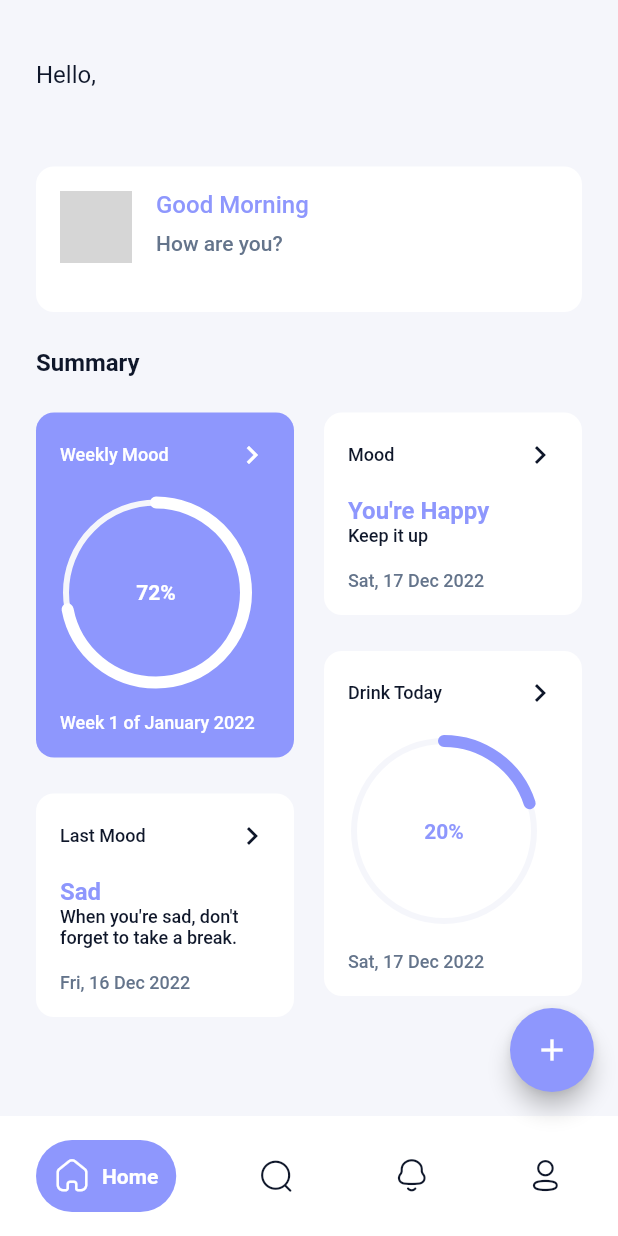
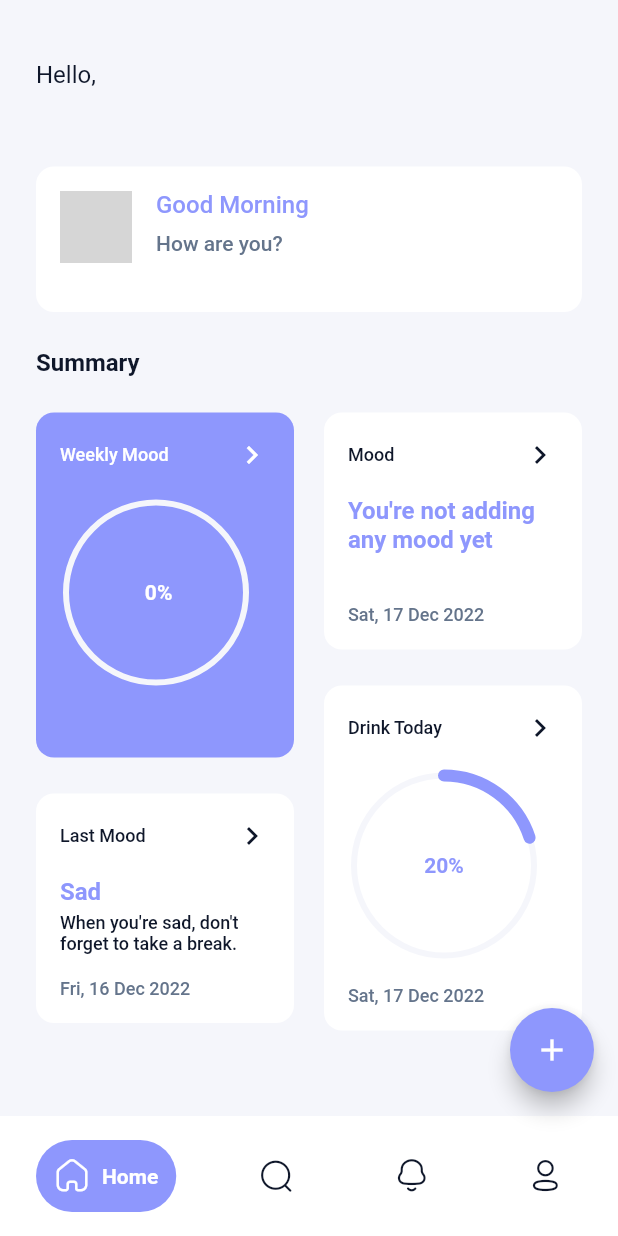
Before and after one commit to AkhmadRamadani/mood-journal, a Flutter app: the HomePage screen opened by its route, on a phone screen of 412 x 824 dp. Run offline on Flutter 3.47's test engine with Material 2 defaults, Android fonts, the phone set to English and light mode, and no system bars; drawn by our look-alikes of google_nav_bar, percent_indicator; our stand-ins replace cloud_firestore, firebase_auth, firebase_core, flutter_screenutil, flutter_svg, get and 4 more; missing offline and left inert: skeleton_animation; accounts and stored records are empty; network calls fail; grey boxes are pictures that could not be loaded.

Commit message:
adding weekly mood and today's mood

```diff
--- a/lib/modules/dashboard/controllers/dashboard_controller.dart
+++ b/lib/modules/dashboard/controllers/dashboard_controller.dart
@@ -1,7 +1,9 @@
+import 'package:cloud_firestore/cloud_firestore.dart';
 import 'package:firebase_auth/firebase_auth.dart';
 import 'package:get/get.dart';
 import 'package:moodie/models/quore_response.dart';
 import 'package:moodie/modules/dashboard/repositories/dashboard_repository.dart';
+import 'package:moodie/shared/enum/mood_enum.dart';
 
 class DashboardController extends GetxController {
   static DashboardController get to => Get.find();
@@ -10,6 +12,10 @@ class DashboardController extends GetxController {
 
   QuoteResponse? quoteResponse;
   RxBool isLoading = false.obs;
+
+  MoodConditions? latestMood;
+
+  Map<MoodConditions, double>? biggestMood;
 
   String salute() {
     final hour = DateTime.now().hour;
@@ -30,9 +36,62 @@ class DashboardController extends GetxController {
     update(['quote']);
   }
 
+  Future<void> setLatestMood() async {
+    latestMood = await DashboardRepository().getLatestMood();
+    update(['latestMood']);
+  }
+
+  String latestMoodSubText() {
+    if (latestMood == MoodConditions.sad) {
+      return 'Call people you love and talk to them';
+    } else if (latestMood == MoodConditions.happy) {
+      return 'Keep it up';
+    } else if (latestMood == MoodConditions.tired) {
+      return 'Take a deep breath';
+    } else if (latestMood == MoodConditions.excited) {
+      return 'Keep it up';
+    } else if (latestMood == MoodConditions.cheerful) {
+      return 'Keep it up';
+    }
+    return '';
+  }
+
+  Future<void> setBiggestMood() async {
+    biggestMood = await DashboardRepository().getWeeklyMood();
+    update(['biggestMood']);
+  }
+
+  // biggestMood Text
+  String biggestMoodPercentage() {
+    return "${(biggestMood?.keys.first.name ?? "").toUpperCase()} ${((biggestMood?.values.first ?? 0) * 100).toStringAsFixed(0)}%";
+  }
+
+  String biggestMoodSubText() {
+    if (biggestMood?.keys.first == MoodConditions.sad) {
+      return 'Don\'t worry, it will be better. You can call people you love and talk to them or write down your feelings in a journal.';
+    } else if (biggestMood?.keys.first == MoodConditions.happy) {
+      return 'Keep it up';
+    } else if (biggestMood?.keys.first == MoodConditions.tired) {
+      return 'You have a tough week. Take a deep breath';
+    } else if (biggestMood?.keys.first == MoodConditions.excited) {
+      return 'Keep it up';
+    } else if (biggestMood?.keys.first == MoodConditions.cheerful) {
+      return 'Keep it up';
+    }
+    return '';
+  }
+
+  @override
+  Future<void> refresh() async {
+    setLatestMood();
+    setBiggestMood();
+  }
+
   @override
   void onInit() {
     setQuote();
+    setLatestMood();
+    setBiggestMood();
     super.onInit();
   }
 }
--- a/lib/modules/dashboard/repositories/dashboard_repository.dart
+++ b/lib/modules/dashboard/repositories/dashboard_repository.dart
@@ -1,9 +1,14 @@
 import 'dart:convert';
 
+import 'package:cloud_firestore/cloud_firestore.dart';
+import 'package:firebase_auth/firebase_auth.dart';
 import 'package:moodie/models/quore_response.dart';
 import 'package:http/http.dart' as http;
+import 'package:moodie/shared/enum/mood_enum.dart';
 
 class DashboardRepository {
+  CollectionReference moods = FirebaseFirestore.instance.collection('moods');
+  User? user = FirebaseAuth.instance.currentUser;
   Future<QuoteResponse?> getQuote() async {
     try {
       final response = await http.get(
@@ -18,4 +23,55 @@ class DashboardRepository {
       return null;
     }
   }
+
+  // get latest mood
+  Future<MoodConditions?> getLatestMood() async {
+    final snapshot = await moods
+        .where('user_id', isEqualTo: user!.uid)
+        .orderBy('created_at', descending: true)
+        .limit(1)
+        .get();
+    if (snapshot.docs.isNotEmpty) {
+      return MoodConditions.values.firstWhere(
+        (element) => element.name == snapshot.docs.first['mood'],
+      );
+    } else {
+      return null;
+    }
+  }
+
+  // get weekly mood biggest percentage
+  Future<Map<MoodConditions, double>?> getWeeklyMood() async {
+    final snapshot = await moods
+        .where('user_id', isEqualTo: user!.uid)
+        .where('created_at',
+            isGreaterThan: DateTime.now().subtract(Duration(days: 7)))
+        .get();
+    if (snapshot.docs.isNotEmpty) {
+      final moodMap = <MoodConditions, double>{};
+      snapshot.docs.forEach((element) {
+        final mood = MoodConditions.values.firstWhere(
+          (e) => e.name == element['mood'],
+        );
+        if (moodMap.containsKey(mood)) {
+          moodMap[mood] = moodMap[mood]! + 1;
+        } else {
+          moodMap[mood] = 1;
+        }
+      });
+
+      // make it to range from 0 to 1
+      moodMap.updateAll((key, value) => value / moodMap.length);
+      final mood = moodMap.entries.reduce((value, element) {
+        if (value.value > element.value) {
+          return value;
+        } else {
+          return element;
+        }
+      });
+      return {mood.key: mood.value.toDouble()};
+    } else {
+      return null;
+    }
+  }
 }
--- a/lib/modules/dashboard/views/dashboard_view.dart
+++ b/lib/modules/dashboard/views/dashboard_view.dart
@@ -63,14 +63,19 @@ class DashboardView extends StatelessWidget {
                     Expanded(
                       child: Column(
                         children: <Widget>[
-                          const SummaryCard(
+                          GetBuilder<DashboardController>(
+                              id: 'biggestMood',
+                              builder: (state) {
+                                return SummaryCard(
                                   theme: 'primary',
                                   isChart: true,
-                            chartVal: 0.72,
+                                  chartVal:
+                                      state.biggestMood?.values.first ?? 0.0,
                                   header: 'Weekly Mood',
-                            contentTitle: '72%',
-                            date: 'Week 1 of January 2022',
-                          ),
+                                  contentTitle: state.biggestMoodPercentage(),
+                                  date: state.biggestMoodSubText(),
+                                );
+                              }),
                           const SizedBox(
                             height: Spacing.spacing * 3,
                           ),
@@ -94,14 +99,19 @@ class DashboardView extends StatelessWidget {
                     Expanded(
                       child: Column(
                         children: <Widget>[
-                          SummaryCard(
+                          GetBuilder<DashboardController>(
+                              id: 'latestMood',
+                              builder: (state) {
+                                return SummaryCard(
                                   theme: 'secondary',
                                   isChart: false,
                                   header: 'Mood',
-                            contentTitle: 'You\'re Happy',
-                            contentDesc: 'Keep it up',
+                                  contentTitle:
+                                      'You\'re ${(state.latestMood?.name ?? "not adding any mood yet")}',
+                                  contentDesc: state.latestMoodSubText(),
                                   date: DateTime.now().toHumanDateShort(),
-                          ),
+                                );
+                              }),
                           const SizedBox(
                             height: Spacing.spacing * 3,
                           ),
--- a/lib/modules/home/pages/home_page.dart
+++ b/lib/modules/home/pages/home_page.dart
@@ -1,6 +1,7 @@
 import 'package:flutter/material.dart';
 import 'package:get/get.dart';
 import 'package:google_nav_bar/google_nav_bar.dart';
+import 'package:moodie/modules/dashboard/controllers/dashboard_controller.dart';
 import 'package:moodie/modules/home/controllers/home_controller.dart';
 import 'package:moodie/modules/record/controllers/record_controller.dart';
 import 'package:moodie/modules/record/views/add_mood_view.dart';
@@ -58,8 +59,8 @@ class HomePage extends StatelessWidget {
         floatingActionButton: Align(
           alignment: Alignment.bottomRight,
           child: FloatingActionButton(
-            onPressed: () {
-              Get.bottomSheet(
+            onPressed: () async {
+              await Get.bottomSheet(
                 GetBuilder<RecordController>(
                     init: RecordController(),
                     builder: (state) {
@@ -73,6 +74,7 @@ class HomePage extends StatelessWidget {
                 isScrollControlled: true,
                 enableDrag: true,
               );
+              DashboardController.to.refresh();
             },
             backgroundColor: ThemeColor.primary,
             child: const Icon(Icons.add),
--- a/lib/shared/widgets/cards/summary_card.dart
+++ b/lib/shared/widgets/cards/summary_card.dart
@@ -99,6 +99,9 @@ class SummaryCard extends StatelessWidget {
                         fontWeight: FontWeight.bold,
                       ),
                 ),
+                const SizedBox(
+                  height: Spacing.spacing - 4,
+                ),
                 Text(
                   contentDesc ?? 'null',
                   style: Theme.of(context).textTheme.bodySmall!.copyWith(
```
Also changed, not shown: lib/modules/record/controllers/record_controller.dart (+27 -6 lines), lib/modules/record/views/add_mood_desc.dart (+22 -1 lines). Lines whose indentation alone changed are shown as unchanged.
